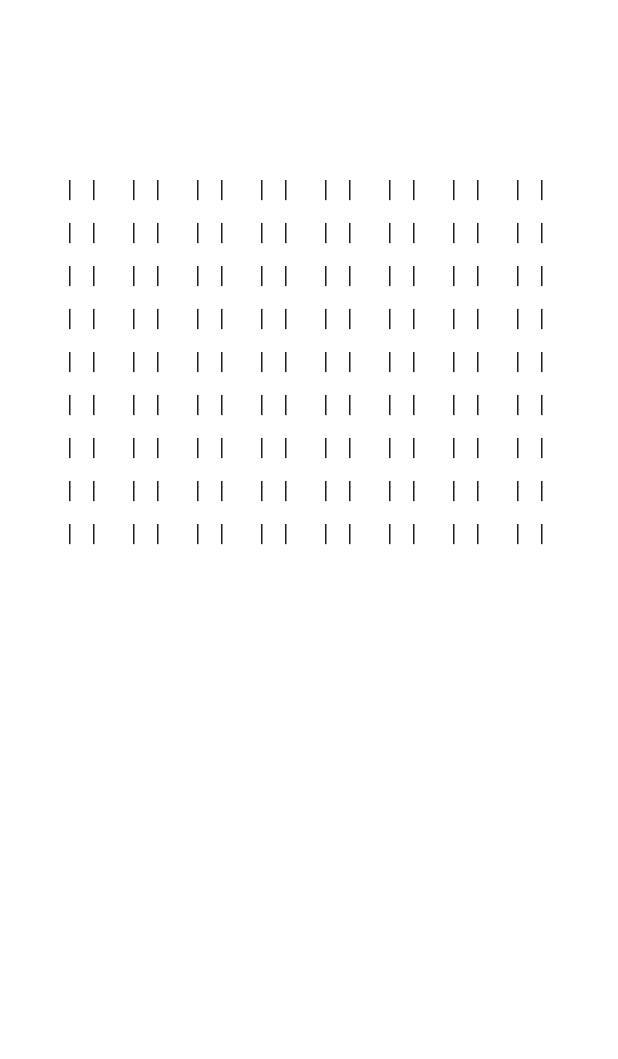
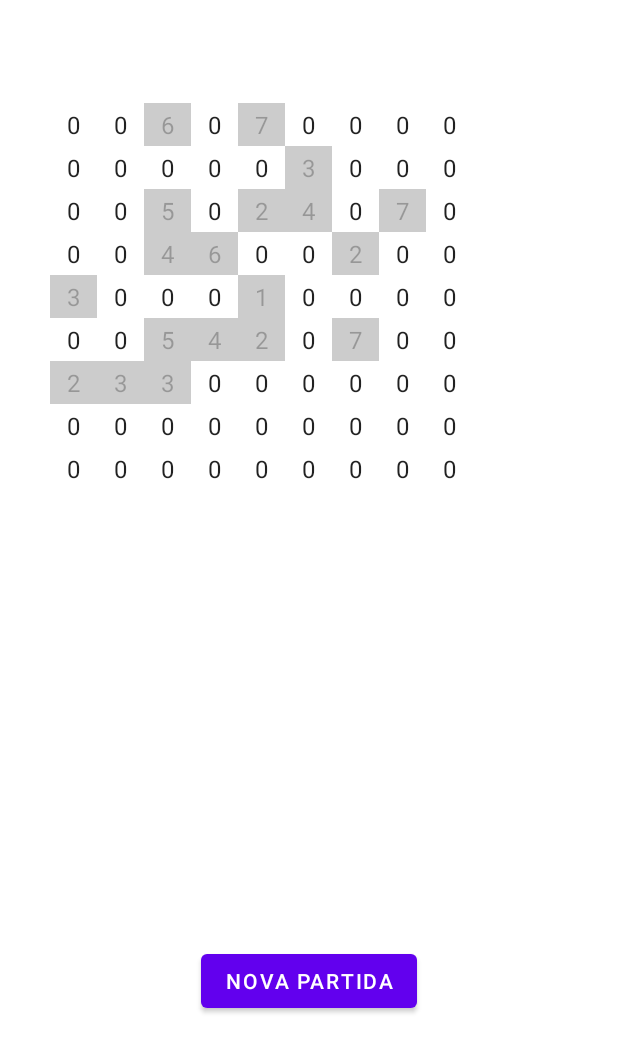
Before and after one commit to pmunuera/Sudoku, an Android app: the screen it shows after launch (MainActivity), on a phone screen of 412 x 824 dp, the part 177-1236 px from its top. Run offline under Robolectric (Android 15) with nearby library versions, the phone set to English and light mode, and no system bars.

Commit message:
Commit sudoku

```diff
--- a/app/src/main/java/com/example/sudoku/MainActivity.java
+++ b/app/src/main/java/com/example/sudoku/MainActivity.java
@@ -3,10 +3,13 @@ package com.example.sudoku;
 import androidx.appcompat.app.AppCompatActivity;
 
 import android.app.Activity;
+import android.content.Intent;
+import android.graphics.Color;
 import android.os.Bundle;
 import android.view.View;
 import android.widget.AdapterView;
 import android.widget.ArrayAdapter;
+import android.widget.Button;
 import android.widget.Spinner;
 import android.widget.TableLayout;
 import android.widget.TableRow;
@@ -22,15 +25,18 @@ public class MainActivity extends AppCompatActivity {
 
         Spinner[][] spinners = new Spinner[9][9];
         TableLayout table = (TableLayout) findViewById(R.id.textView);
-        CharSequence[] nombres = {"|   |","1","2","3","4","5","6","7","8","9"};
+        CharSequence[] nombres = {"0","1","2","3","4","5","6","7","8","9"};
         table.setDividerPadding(10);
-
+        SudokuModel sudoku = new SudokuModel();
+        sudoku.creaPartida();
         for(int i=0;i<9;i++) {
-            TableRow.LayoutParams  params1=new TableRow.LayoutParams(TableLayout.LayoutParams.WRAP_CONTENT, TableLayout.LayoutParams.WRAP_CONTENT,10.0f);
-            TableRow row=new TableRow(this);
-            for(int j=0;j<9;j++) {
+            TableRow.LayoutParams params1 = new TableRow.LayoutParams(TableLayout.LayoutParams.WRAP_CONTENT, TableLayout.LayoutParams.WRAP_CONTENT, 10.0f);
+            TableRow row = new TableRow(this);
+            for (int j = 0; j < 9; j++) {
+                CharSequence[] nombreSudoku = {String.valueOf(sudoku.values[i][j])};
+                if (sudoku.values[i][j] == 0) {
                     Spinner spinner = new Spinner(this);
-                spinners[i][j]=spinner;
+                    spinners[i][j] = spinner;
                     spinner.setBackground(null);
                     spinner.setPadding(5, 5, 5, 5);
 
@@ -39,8 +45,8 @@ public class MainActivity extends AppCompatActivity {
                     adapter.setDropDownViewResource(android.R.layout.simple_spinner_dropdown_item);
                     spinner.setAdapter(adapter);
                     spinner.setTag("bug init");
-                spinner.setTag(R.id.col,j);
-                spinner.setTag(R.id.fila,i);
+                    spinner.setTag(R.id.col, j);
+                    spinner.setTag(R.id.fila, i);
                     row.addView(spinners[i][j]);
                     row.setLayoutParams(params1);
                     spinner.setOnItemSelectedListener(new AdapterView.OnItemSelectedListener() {
@@ -52,11 +58,11 @@ public class MainActivity extends AppCompatActivity {
                             int col = (int) adapterView.getTag(R.id.col);
                             if (spinner.getTag().equals("bug init")) {
                                 spinner.setTag("okay, no more bug");
-                        }
-                        else {
+                            } else {
+
                                 Toast toast1 =
                                         Toast.makeText(getApplicationContext(),
-                                            "Columna: "+col+" Fila: "+fila, Toast.LENGTH_SHORT);
+                                                "Columna: " + col + " Fila: " + fila, Toast.LENGTH_SHORT);
 
                                 toast1.show();
                             }
@@ -68,12 +74,33 @@ public class MainActivity extends AppCompatActivity {
 
                         }
                     });
+                }
+            else{
+                    Spinner spinner = new Spinner(this);
+                    spinners[i][j] = spinner;
+                    spinner.setBackgroundColor(Color.LTGRAY);
+                    spinner.setPadding(5, 5, 5, 5);
 
+                    ArrayAdapter<CharSequence> adapter = new ArrayAdapter<CharSequence>(this,
+                            android.R.layout.simple_spinner_item, nombreSudoku);
+                    adapter.setDropDownViewResource(android.R.layout.simple_spinner_dropdown_item);
+                    spinner.setAdapter(adapter);
+                    spinner.setEnabled(false);
+                    spinner.setTag(R.id.col, j);
+                    spinner.setTag(R.id.fila, i);
+                    row.addView(spinners[i][j]);
+                    row.setLayoutParams(params1);
+                }
             }
             table.addView(row);
         }
-
-
+        Button b2 = findViewById(R.id.button);
+        b2.setOnClickListener(new View.OnClickListener() {
+            public void onClick(View v) {
+                Intent intent = new Intent(MainActivity.this, MainActivity.class);
+                startActivity(intent);
+            }
+        });
     }
 
 }
--- a/app/src/main/java/com/example/sudoku/SudokuModel.java
+++ b/app/src/main/java/com/example/sudoku/SudokuModel.java
@@ -21,9 +21,9 @@ public class SudokuModel {
         }
     }
     public boolean comprovaFila(int fila){
-        for(int i=0;i<values[fila].length;i++){
-            for(int j=i+1;j<values[fila].length;j++) {
-                if (values[fila][i]==values[fila][j]) {
+        for(int i=0;i<(values[fila].length);i++){
+            for(int j=i+1;j<(values[fila].length);j++) {
+                if (values[fila][i]==values[fila][j]&&values[fila][i]!=0) {
                     return false;
                 }
             }
@@ -34,7 +34,7 @@ public class SudokuModel {
     public boolean comprovaColumna(int columna){
         for(int i=0;i<9;i++){
             for(int j=i+1;j<9;j++) {
-                if (values[i][columna]==values[j][columna]) {
+                if (values[i][columna]==values[j][columna]&&values[i][columna]!=0) {
                     return false;
                 }
             }
@@ -48,11 +48,11 @@ public class SudokuModel {
     public void creaPartida(){
         int contador=0;
         while(contador<20){
-            int randomValor= (int)(Math.random()*(1-9));
-            int randomFila= (int)(Math.random()*(1-9));
-            int randomColumna= (int)(Math.random()*(1-9));
+            int randomValor= (int)(Math.random()*(9-1));
+            int randomFila= (int)(Math.random()*(9-1));
+            int randomColumna= (int)(Math.random()*(9-1));
             int correcte=0;
-            if(comprovaFila(randomFila)&&comprovaColumna(randomColumna)) {
+            if(comprovaFila(randomFila)==true&&comprovaColumna(randomColumna)==true) {
                 correcte = this.setVal(randomValor, randomFila, randomColumna);
             }
             if(correcte==randomValor){
--- a/app/src/main/res/layout/activity_main.xml
+++ b/app/src/main/res/layout/activity_main.xml
@@ -21,13 +21,25 @@
         android:id="@+id/textView"
         android:layout_width="364dp"
         android:layout_height="523dp"
+        android:layout_marginTop="100dp"
+        android:paddingLeft="10dp"
+        android:paddingRight="10dp"
         app:layout_constraintBottom_toBottomOf="parent"
         app:layout_constraintEnd_toEndOf="parent"
         app:layout_constraintHorizontal_bias="0.489"
         app:layout_constraintStart_toStartOf="parent"
         app:layout_constraintTop_toTopOf="parent"
-        android:layout_marginTop="100dp"
-        android:paddingLeft="10dp"
-        android:paddingRight="10dp"/>
+        app:layout_constraintVertical_bias="0.212" />
+
+    <Button
+        android:id="@+id/button"
+        android:layout_width="wrap_content"
+        android:layout_height="wrap_content"
+        android:text="Nova partida"
+        app:layout_constraintBottom_toBottomOf="parent"
+        app:layout_constraintEnd_toEndOf="parent"
+        app:layout_constraintStart_toStartOf="parent"
+        app:layout_constraintTop_toTopOf="parent"
+        app:layout_constraintVertical_bias="0.961" />
 
 </androidx.constraintlayout.widget.ConstraintLayout>
```
Lines whose indentation alone changed are shown as unchanged.
